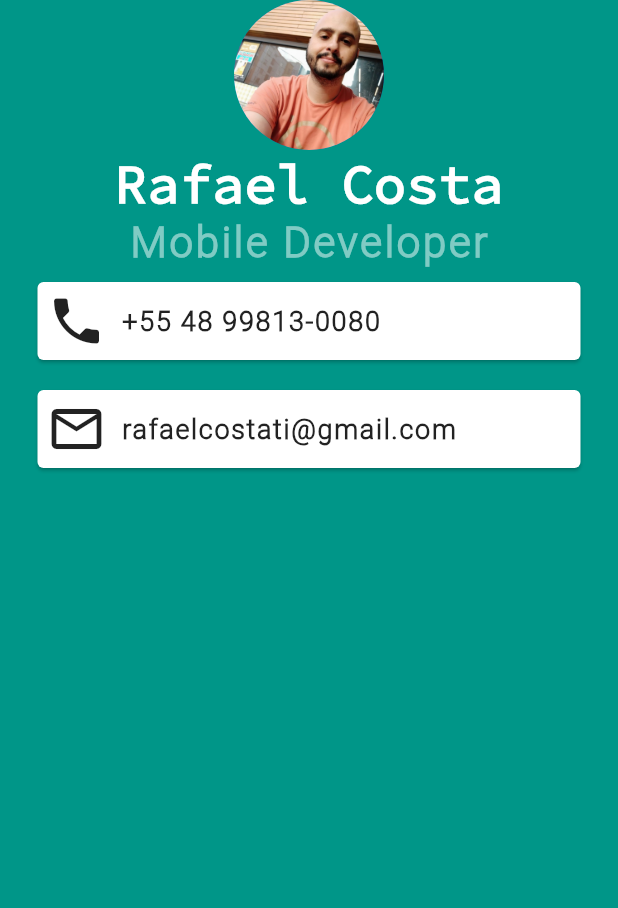
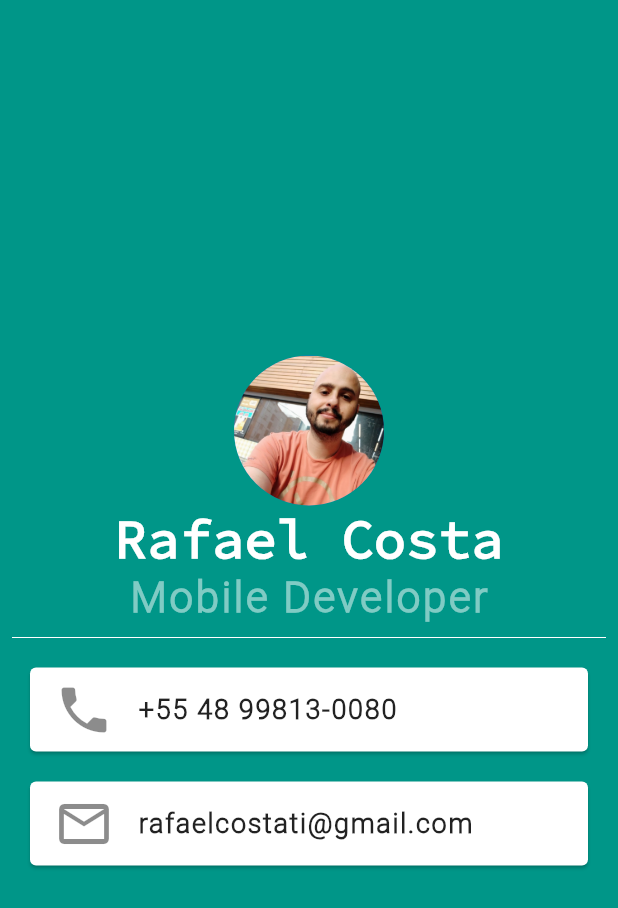
Before and after one commit to rafael-sc/Contact-App, a Flutter app: the screen it shows after launch, on a phone screen of 412 x 824 dp. Shown: the top 908 px of the screen. Run offline on Flutter 3.47's test engine with Material 2 defaults, Android fonts, the phone set to English and light mode, and no system bars.

Commit message:
refactoring to use card correctly

```diff
--- a/lib/main.dart
+++ b/lib/main.dart
@@ -12,6 +12,7 @@ class MyApp extends StatelessWidget {
         backgroundColor: Colors.teal,
         body: SafeArea(
           child: Column(
+            mainAxisAlignment: MainAxisAlignment.center,
             children: [
               CircleAvatar(
                 radius: 50.0,
@@ -35,58 +36,42 @@ class MyApp extends StatelessWidget {
                   fontFamily: 'Roboto',
                 ),
               ),
-              Card(
-                margin: EdgeInsets.symmetric(vertical: 10, horizontal: 25),
-                // padding: EdgeInsets.all(6),
-                color: Colors.white,
+              SizedBox(
+                height: 20,
                 child: Padding(
-                  padding: const EdgeInsets.all(6.0),
-                  child: Row(
-                    children: [
-                      Icon(
-                        Icons.phone,
-                        size: 40,
-                      ),
-                      SizedBox(
-                        width: 10,
-                      ),
-                      Text(
-                        "+55 48 99813-0080",
-                        style: TextStyle(
-                            fontSize: 18,
-                            fontWeight: FontWeight.bold,
-                            letterSpacing: 1.12),
-                      )
-                    ],
+                  padding: const EdgeInsets.all(8.0),
+                  child: Divider(
+                    height: 2,
+                    color: Colors.white,
                   ),
                 ),
               ),
               Card(
-                margin: EdgeInsets.symmetric(vertical: 10, horizontal: 25),
-                // padding: EdgeInsets.all(6),
-                color: Colors.white,
-                child: Padding(
-                  padding: const EdgeInsets.all(6.0),
-                  child: Row(
-                    children: [
-                      Icon(
+                  margin: EdgeInsets.symmetric(vertical: 10, horizontal: 20),
+                  child: ListTile(
+                      leading: Icon(
+                        Icons.phone,
+                        size: 40,
+                      ),
+                      title: Text('+55 48 99813-0080',
+                          style: TextStyle(
+                              fontSize: 18,
+                              fontFamily: "Roboto",
+                              fontWeight: FontWeight.bold,
+                              letterSpacing: 1.12)))),
+              Card(
+                  margin: EdgeInsets.symmetric(vertical: 10, horizontal: 20),
+                  child: ListTile(
+                      leading: Icon(
                         Icons.mail_outline_outlined,
                         size: 40,
                       ),
-                      SizedBox(
-                        width: 10,
-                      ),
-                      Text(
-                        "rafaelcostati@gmail.com",
-                        style: TextStyle(
-                            fontSize: 18,
-                            fontWeight: FontWeight.bold,
-                            letterSpacing: 1.12),
-                      )
-                    ],
-                  ),
-                ),
-              )
+                      title: Text('rafaelcostati@gmail.com',
+                          style: TextStyle(
+                              fontSize: 18,
+                              fontFamily: "Roboto",
+                              fontWeight: FontWeight.bold,
+                              letterSpacing: 1.12)))),
             ],
           ),
         ),
```
